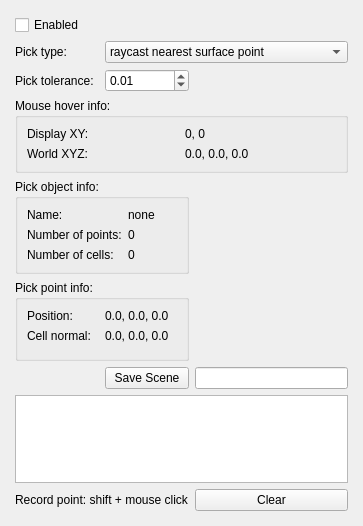
RobotLocomotion/spartan, file apps/chris/ddGroundTruthAnnotationPanel.ui: the form before one commit.
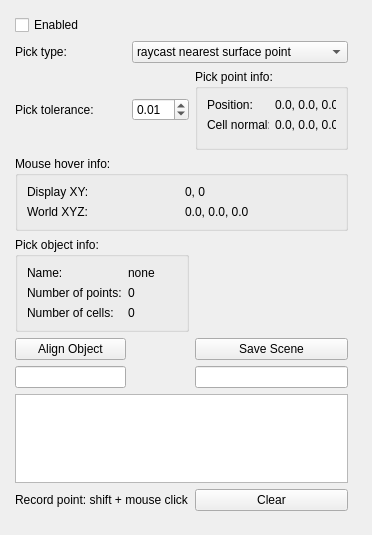
The form after the commit.

The edit to the form file:
```diff
--- a/apps/chris/ddGroundTruthAnnotationPanel.ui
+++ b/apps/chris/ddGroundTruthAnnotationPanel.ui
@@ -6,8 +6,8 @@
    <rect>
     <x>0</x>
     <y>0</y>
-    <width>363</width>
-    <height>526</height>
+    <width>372</width>
+    <height>535</height>
    </rect>
   </property>
   <property name="windowTitle">
@@ -53,26 +53,6 @@
        <property name="margin">
         <number>9</number>
        </property>
-       <item row="0" column="0">
-        <widget class="QCheckBox" name="enabledCheck">
-         <property name="text">
-          <string>Enabled</string>
-         </property>
-        </widget>
-       </item>
-       <item row="2" column="1">
-        <spacer name="verticalSpacer">
-         <property name="orientation">
-          <enum>Qt::Vertical</enum>
-         </property>
-         <property name="sizeHint" stdset="0">
-          <size>
-           <width>20</width>
-           <height>0</height>
-          </size>
-         </property>
-        </spacer>
-       </item>
        <item row="1" column="0" colspan="2">
         <widget class="QWidget" name="panelContents" native="true">
          <layout class="QGridLayout" name="gridLayout_4">
@@ -82,13 +62,6 @@
           <property name="spacing">
            <number>6</number>
           </property>
-          <item row="0" column="0">
-           <widget class="QLabel" name="label_3">
-            <property name="text">
-             <string>Pick type:</string>
-            </property>
-           </widget>
-          </item>
           <item row="0" column="1" colspan="2">
            <widget class="QComboBox" name="pickTypeCombo">
             <item>
@@ -176,49 +149,6 @@
             </layout>
            </widget>
           </item>
-          <item row="5" column="0" colspan="2">
-           <widget class="QGroupBox" name="pickInfoBox">
-            <property name="title">
-             <string>Pick point info:</string>
-            </property>
-            <layout class="QGridLayout" name="gridLayout">
-             <item row="0" column="0">
-              <widget class="QLabel" name="label_9">
-               <property name="text">
-                <string>Position:</string>
-               </property>
-              </widget>
-             </item>
-             <item row="0" column="1">
-              <widget class="QLabel" name="pickPt">
-               <property name="text">
-                <string>0.0, 0.0, 0.0</string>
-               </property>
-              </widget>
-             </item>
-             <item row="1" column="0">
-              <widget class="QLabel" name="cellNormalLabel">
-               <property name="text">
-                <string>Cell normal:</string>
-               </property>
-              </widget>
-             </item>
-             <item row="2" column="0" colspan="2">
-              <widget class="QWidget" name="widget" native="true"/>
-             </item>
-             <item row="1" column="1">
-              <widget class="QLabel" name="pickNormal">
-               <property name="text">
-                <string>0.0, 0.0, 0.0</string>
-               </property>
-              </widget>
-             </item>
-            </layout>
-           </widget>
-          </item>
-          <item row="7" column="0" colspan="3">
-           <widget class="QTextEdit" name="textEdit"/>
-          </item>
           <item row="8" column="0" colspan="2">
            <widget class="QLabel" name="label_5">
             <property name="text">
@@ -276,16 +206,103 @@
           <item row="6" column="2">
            <widget class="QLineEdit" name="saveLocation"/>
           </item>
-          <item row="6" column="1">
+          <item row="0" column="0">
+           <widget class="QLabel" name="label_3">
+            <property name="text">
+             <string>Pick type:</string>
+            </property>
+           </widget>
+          </item>
+          <item row="7" column="0" colspan="3">
+           <widget class="QTextEdit" name="textEdit">
+            <property name="sizePolicy">
+             <sizepolicy hsizetype="Preferred" vsizetype="Preferred">
+              <horstretch>0</horstretch>
+              <verstretch>0</verstretch>
+             </sizepolicy>
+            </property>
+           </widget>
+          </item>
+          <item row="1" column="2">
+           <widget class="QGroupBox" name="pickInfoBox">
+            <property name="title">
+             <string>Pick point info:</string>
+            </property>
+            <layout class="QGridLayout" name="gridLayout">
+             <item row="0" column="1">
+              <widget class="QLabel" name="pickPt">
+               <property name="text">
+                <string>0.0, 0.0, 0.0</string>
+               </property>
+              </widget>
+             </item>
+             <item row="1" column="0">
+              <widget class="QLabel" name="cellNormalLabel">
+               <property name="text">
+                <string>Cell normal:</string>
+               </property>
+              </widget>
+             </item>
+             <item row="2" column="0" colspan="2">
+              <widget class="QWidget" name="widget" native="true"/>
+             </item>
+             <item row="1" column="1">
+              <widget class="QLabel" name="pickNormal">
+               <property name="text">
+                <string>0.0, 0.0, 0.0</string>
+               </property>
+              </widget>
+             </item>
+             <item row="0" column="0">
+              <widget class="QLabel" name="label_9">
+               <property name="text">
+                <string>Position:</string>
+               </property>
+              </widget>
+             </item>
+            </layout>
+           </widget>
+          </item>
+          <item row="4" column="2">
            <widget class="QPushButton" name="saveScene">
             <property name="text">
              <string>Save Scene</string>
             </property>
            </widget>
           </item>
+          <item row="6" column="0">
+           <widget class="QLineEdit" name="alignObject"/>
+          </item>
+          <item row="4" column="0">
+           <widget class="QPushButton" name="align">
+            <property name="text">
+             <string>Align Object</string>
+            </property>
+           </widget>
+          </item>
          </layout>
         </widget>
        </item>
+       <item row="0" column="0">
+        <widget class="QCheckBox" name="enabledCheck">
+         <property name="text">
+          <string>Enabled</string>
+         </property>
+        </widget>
+       </item>
+       <item row="2" column="1">
+        <spacer name="verticalSpacer">
+         <property name="orientation">
+          <enum>Qt::Vertical</enum>
+         </property>
+         <property name="sizeHint" stdset="0">
+          <size>
+           <width>20</width>
+           <height>0</height>
+          </size>
+         </property>
+        </spacer>
+       </item>
       </layout>
      </widget>
     </widget>
```
